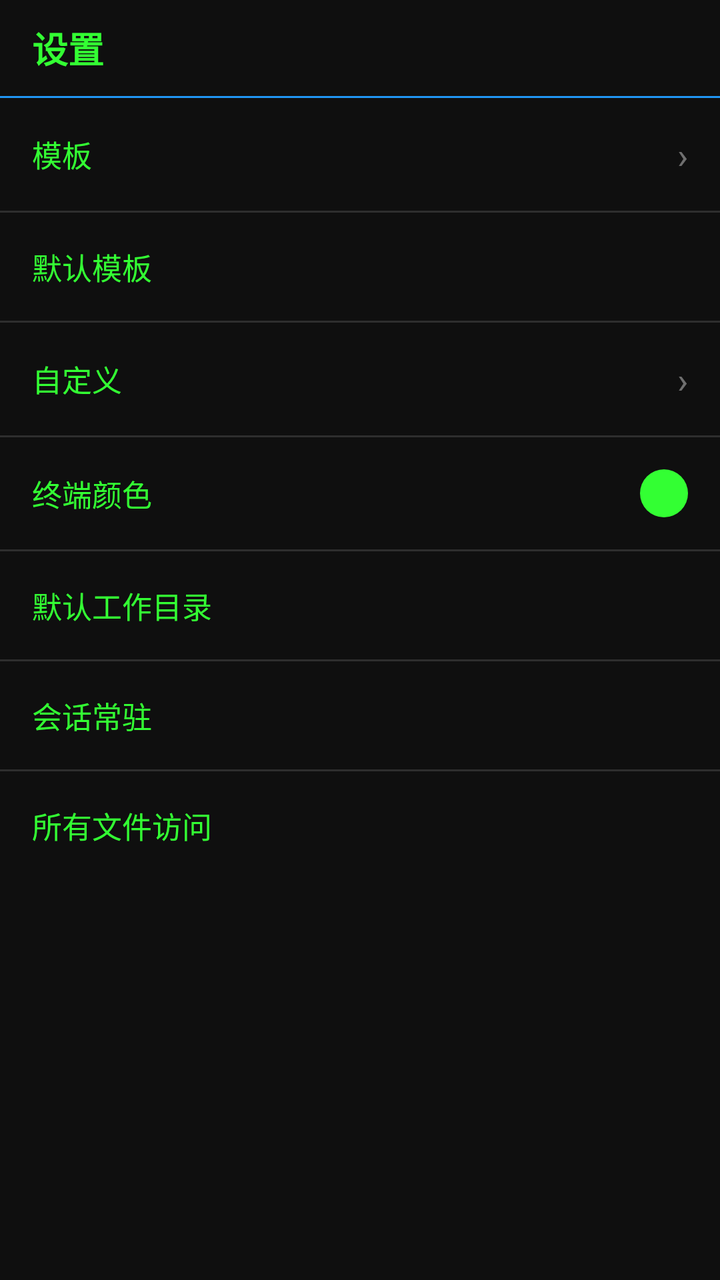
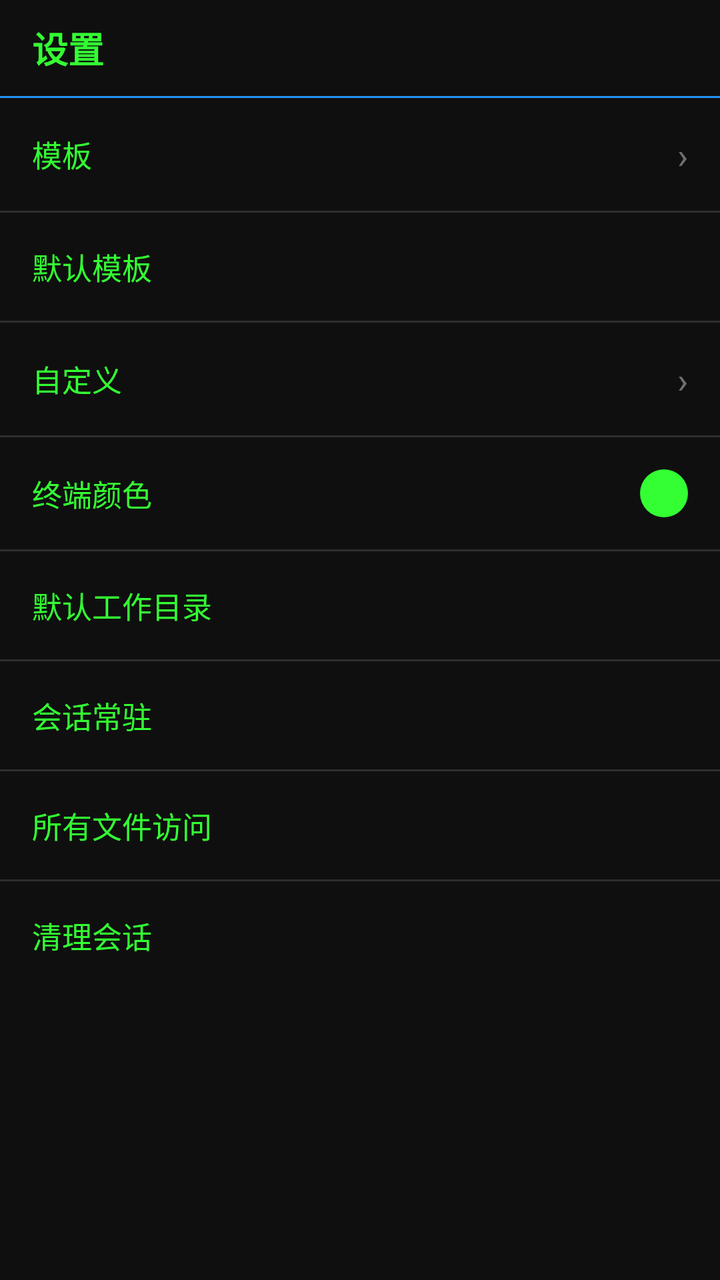

An Android layout rendered at two revisions. The XML below is the earlier revision; the diff shows what the commit changed to produce the second picture.
<!-- AndroidManifest.xml: application theme Theme.TerminusRoot -->
<!-- res/layout/activity_settings.xml -->
<?xml version="1.0" encoding="utf-8"?>
<androidx.constraintlayout.widget.ConstraintLayout xmlns:android="http://schemas.android.com/apk/res/android"
    xmlns:app="http://schemas.android.com/apk/res-auto"
    android:layout_width="match_parent"
    android:layout_height="match_parent">

    <TextView
        android:id="@+id/headerTitle"
        style="@style/TitleBar"
        android:text="@string/settings"
        app:layout_constraintStart_toStartOf="parent"
        app:layout_constraintTop_toTopOf="parent" />

    <View
        android:id="@+id/headerDivider"
        android:layout_width="match_parent"
        android:layout_height="1dp"
        android:background="@color/accent"
        app:layout_constraintTop_toBottomOf="@id/headerTitle" />

    <LinearLayout
        android:id="@+id/layoutSettings"
        android:layout_width="match_parent"
        android:layout_height="0dp"
        android:orientation="vertical"
        app:layout_constraintBottom_toBottomOf="parent"
        app:layout_constraintEnd_toEndOf="parent"
        app:layout_constraintStart_toStartOf="parent"
        app:layout_constraintTop_toBottomOf="@id/headerDivider">

        <LinearLayout
            android:id="@+id/rowTemplates"
            android:layout_width="match_parent"
            android:layout_height="wrap_content"
            android:background="?attr/selectableItemBackground"
            android:gravity="center_vertical"
            android:orientation="horizontal"
            android:padding="16dp">

            <TextView
                android:layout_width="0dp"
                android:layout_height="wrap_content"
                android:layout_weight="1"
                android:text="@string/templates"
                android:textColor="@color/terminal_text"
                android:textSize="15sp" />

            <TextView
                android:layout_width="wrap_content"
                android:layout_height="wrap_content"
                android:textColor="#66FFFFFF"
                android:textSize="18sp"
                android:text="›" />
        </LinearLayout>

        <View
            android:layout_width="match_parent"
            android:layout_height="1dp"
            android:background="#2E2E2E" />

        <LinearLayout
            android:id="@+id/rowDefaultTemplate"
            android:layout_width="match_parent"
            android:layout_height="wrap_content"
            android:background="?attr/selectableItemBackground"
            android:gravity="center_vertical"
            android:orientation="horizontal"
            android:padding="16dp">

            <TextView
                android:layout_width="0dp"
                android:layout_height="wrap_content"
                android:layout_weight="1"
                android:text="@string/default_template"
                android:textColor="@color/terminal_text"
                android:textSize="15sp" />

            <TextView
                android:id="@+id/textDefaultTemplate"
                android:layout_width="wrap_content"
                android:layout_height="wrap_content"
                android:textColor="#88FF88"
                android:textSize="13sp" />
        </LinearLayout>

        <View
            android:layout_width="match_parent"
            android:layout_height="1dp"
            android:background="#2E2E2E" />

        <LinearLayout
            android:id="@+id/rowCustomize"
            android:layout_width="match_parent"
            android:layout_height="wrap_content"
            android:background="?attr/selectableItemBackground"
            android:gravity="center_vertical"
            android:orientation="horizontal"
            android:padding="16dp">

            <TextView
                android:layout_width="0dp"
                android:layout_height="wrap_content"
                android:layout_weight="1"
                android:text="@string/customize"
                android:textColor="@color/terminal_text"
                android:textSize="15sp" />

            <TextView
                android:layout_width="wrap_content"
                android:layout_height="wrap_content"
                android:textColor="#66FFFFFF"
                android:textSize="18sp"
                android:text="›" />
        </LinearLayout>

        <View
            android:layout_width="match_parent"
            android:layout_height="1dp"
            android:background="#2E2E2E" />

        <LinearLayout
            android:id="@+id/rowColor"
            android:layout_width="match_parent"
            android:layout_height="wrap_content"
            android:background="?attr/selectableItemBackground"
            android:gravity="center_vertical"
            android:orientation="horizontal"
            android:padding="16dp">

            <TextView
                android:layout_width="0dp"
                android:layout_height="wrap_content"
                android:layout_weight="1"
                android:text="@string/color"
                android:textColor="@color/terminal_text"
                android:textSize="15sp" />

            <TextView
                android:id="@+id/textColorSummary"
                android:layout_width="wrap_content"
                android:layout_height="wrap_content"
                android:textColor="#88FF88"
                android:textSize="13sp" />

            <View
                android:id="@+id/viewColorSwatch"
                android:layout_width="24dp"
                android:layout_height="24dp"
                android:layout_marginStart="12dp"
                android:background="@drawable/bg_swatch" />
        </LinearLayout>

        <View
            android:layout_width="match_parent"
            android:layout_height="1dp"
            android:background="#2E2E2E" />

        <LinearLayout
            android:id="@+id/rowDefaultPwd"
            android:layout_width="match_parent"
            android:layout_height="wrap_content"
            android:background="?attr/selectableItemBackground"
            android:gravity="center_vertical"
            android:orientation="horizontal"
            android:padding="16dp">

            <TextView
                android:layout_width="0dp"
                android:layout_height="wrap_content"
                android:layout_weight="1"
                android:text="@string/default_pwd"
                android:textColor="@color/terminal_text"
                android:textSize="15sp" />

            <TextView
                android:id="@+id/textDefaultPwd"
                android:layout_width="wrap_content"
                android:layout_height="wrap_content"
                android:maxWidth="220dp"
                android:singleLine="true"
                android:ellipsize="start"
                android:textColor="#88FF88"
                android:textSize="13sp" />
        </LinearLayout>

        <View
            android:layout_width="match_parent"
            android:layout_height="1dp"
            android:background="#2E2E2E" />

        <LinearLayout
            android:id="@+id/rowPersist"
            android:layout_width="match_parent"
            android:layout_height="wrap_content"
            android:background="?attr/selectableItemBackground"
            android:gravity="center_vertical"
            android:orientation="horizontal"
            android:padding="16dp">

            <TextView
                android:layout_width="0dp"
                android:layout_height="wrap_content"
                android:layout_weight="1"
                android:text="@string/session_persist"
                android:textColor="@color/terminal_text"
                android:textSize="15sp" />

            <TextView
                android:id="@+id/textPersist"
                android:layout_width="wrap_content"
                android:layout_height="wrap_content"
                android:textColor="#88FF88"
                android:textSize="13sp" />
        </LinearLayout>

        <View
            android:layout_width="match_parent"
            android:layout_height="1dp"
            android:background="#2E2E2E" />

        <LinearLayout
            android:id="@+id/rowAllFiles"
            android:layout_width="match_parent"
            android:layout_height="wrap_content"
            android:background="?attr/selectableItemBackground"
            android:gravity="center_vertical"
            android:orientation="horizontal"
            android:padding="16dp">

            <TextView
                android:layout_width="0dp"
                android:layout_height="wrap_content"
                android:layout_weight="1"
                android:text="@string/all_files_access"
                android:textColor="@color/terminal_text"
                android:textSize="15sp" />

            <TextView
                android:id="@+id/textAllFiles"
                android:layout_width="wrap_content"
                android:layout_height="wrap_content"
                android:textColor="#88FF88"
                android:textSize="13sp" />
        </LinearLayout>
    </LinearLayout>
</androidx.constraintlayout.widget.ConstraintLayout>
<!-- resources referenced by this layout -->
<resources>
  <color name="accent">#FF2196F3</color>
  <color name="terminal_text">#FF33FF33</color>
  <!-- drawable bg_swatch (drawable) -->
  <?xml version="1.0" encoding="utf-8"?>
  <shape xmlns:android="http://schemas.android.com/apk/res/android"
      android:shape="oval">
      <solid android:color="#FF33FF33" />
  </shape>
  <string name="all_files_access">所有文件访问</string>
  <string name="color">终端颜色</string>
  <string name="customize">自定义</string>
  <string name="default_pwd">默认工作目录</string>
  <string name="default_template">默认模板</string>
  <string name="session_persist">会话常驻</string>
  <string name="settings">设置</string>
  <string name="templates">模板</string>
  <style name="TitleBar">
          <item name="android:layout_width">match_parent</item>
          <item name="android:layout_height">48dp</item>
          <item name="android:background">@color/terminal_bg</item>
          <item name="android:gravity">center_vertical</item>
          <item name="android:paddingStart">16dp</item>
          <item name="android:paddingEnd">16dp</item>
          <item name="android:textColor">@color/terminal_text</item>
          <item name="android:textSize">18sp</item>
          <item name="android:textStyle">bold</item>
      </style>
  <style name="Theme.TerminusRoot" parent="Theme.MaterialComponents.DayNight.NoActionBar">
          <item name="colorPrimary">@color/terminal_bg</item>
          <item name="colorPrimaryVariant">@color/black</item>
          <item name="colorOnPrimary">@color/terminal_text</item>
          <item name="colorSecondary">@color/accent</item>
          <item name="colorOnSecondary">@color/white</item>
          <item name="android:windowBackground">@color/terminal_bg</item>
          <item name="android:textColor">@color/terminal_text</item>
      </style>
  <color name="terminal_bg">#FF0F0F0F</color>
  <color name="black">#FF000000</color>
  <color name="white">#FFFFFFFF</color>
</resources>

<!-- the commit's change to res/layout/activity_settings.xml (unified diff, before → after) -->
@@ -242,5 +242,35 @@
                 android:textColor="#88FF88"
                 android:textSize="13sp" />
         </LinearLayout>
+
+        <View
+            android:layout_width="match_parent"
+            android:layout_height="1dp"
+            android:background="#2E2E2E" />
+
+        <LinearLayout
+            android:id="@+id/rowClean"
+            android:layout_width="match_parent"
+            android:layout_height="wrap_content"
+            android:background="?attr/selectableItemBackground"
+            android:gravity="center_vertical"
+            android:orientation="horizontal"
+            android:padding="16dp">
+
+            <TextView
+                android:layout_width="0dp"
+                android:layout_height="wrap_content"
+                android:layout_weight="1"
+                android:text="@string/clean_sessions"
+                android:textColor="@color/terminal_text"
+                android:textSize="15sp" />
+
+            <TextView
+                android:id="@+id/textClean"
+                android:layout_width="wrap_content"
+                android:layout_height="wrap_content"
+                android:textColor="#88FF88"
+                android:textSize="13sp" />
+        </LinearLayout>
     </LinearLayout>
 </androidx.constraintlayout.widget.ConstraintLayout>
<!-- resource entries referenced after the edit -->
@@ -9,6 +9,7 @@
       <solid android:color="#FF33FF33" />
   </shape>
   <string name="all_files_access">所有文件访问</string>
+  <string name="clean_sessions">清理会话</string>
   <string name="color">终端颜色</string>
   <string name="customize">自定义</string>
   <string name="default_pwd">默认工作目录</string>
